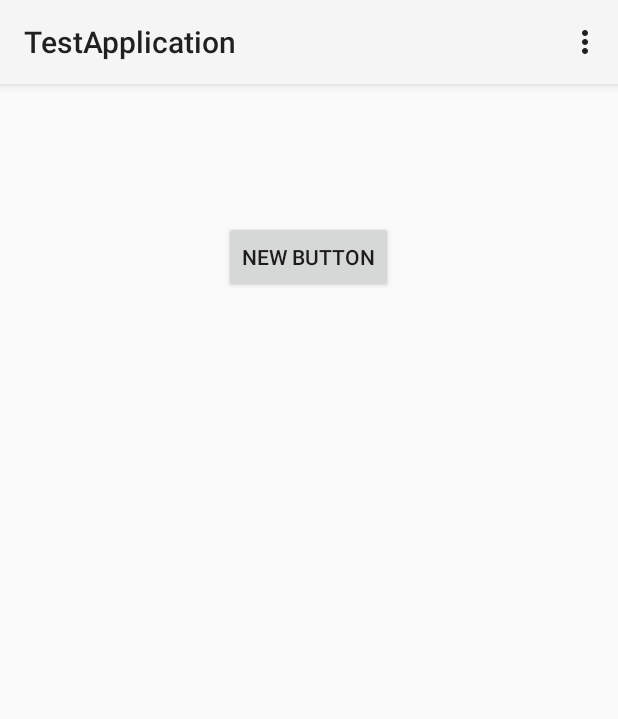
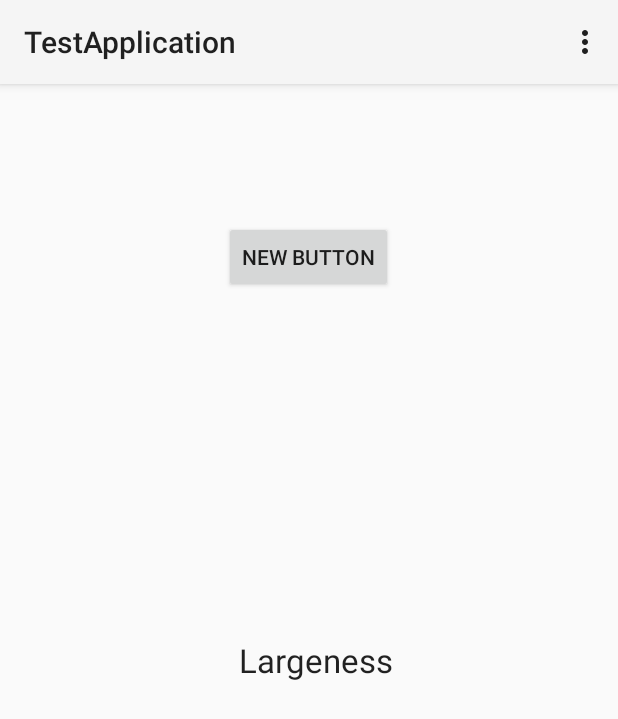
Before and after one commit to dthiemann/AUT, an Android app: the screen it shows after launch (MyActivity), on a phone screen of 412 x 824 dp. Shown: the top 719 px of the screen. Run offline under Robolectric (Android 15) with nearby library versions, the phone set to English and light mode, and no system bars.

Commit message:
Large text window added
Why not!

```diff
--- a/TestApplication/app/src/main/res/layout/activity_my.xml
+++ b/TestApplication/app/src/main/res/layout/activity_my.xml
@@ -16,4 +16,14 @@
         android:layout_alignParentTop="true"
         android:layout_centerHorizontal="true"
         android:layout_marginTop="75dp" />
+
+    <TextView
+        android:layout_width="wrap_content"
+        android:layout_height="wrap_content"
+        android:textAppearance="?android:attr/textAppearanceLarge"
+        android:text="Largeness"
+        android:id="@+id/textView"
+        android:layout_centerVertical="true"
+        android:layout_alignRight="@+id/button"
+        android:layout_alignEnd="@+id/button" />
 </RelativeLayout>
```
Also changed, not shown: 1 other file.
